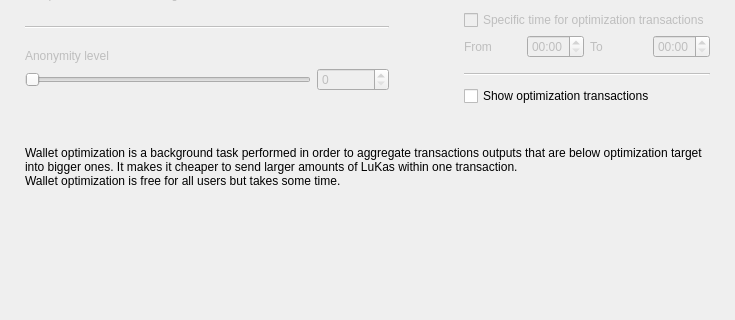
Above: src/Gui/Options/OptimizationOptionsFrame.ui from puroInstinto/lith004 before the change; both pictures show x 0 to 735 and y 154 to 474 of the 735 by 474 pixel window. Below: the same form after it.
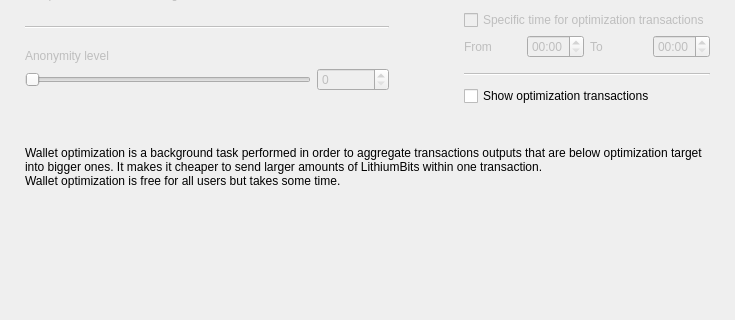
That is the form after the change. Custom widgets are drawn as their Qt base class.

Commit message: Update de Luk a Lithium

The edit to the form file:
```diff
--- a/src/Gui/Options/OptimizationOptionsFrame.ui
+++ b/src/Gui/Options/OptimizationOptionsFrame.ui
@@ -470,7 +470,7 @@
    <item>
     <widget class="WalletGui::WalletExtraNormalGrayTextLabel" name="m_helpLabel">
      <property name="text">
-      <string>Wallet optimization is a background task performed in order to aggregate transactions outputs that are below optimization target into bigger ones. It makes it cheaper to send larger amounts of LuKas within one transaction.
+      <string>Wallet optimization is a background task performed in order to aggregate transactions outputs that are below optimization target into bigger ones. It makes it cheaper to send larger amounts of LithiumBits within one transaction.
 Wallet optimization is free for all users but takes some time.</string>
      </property>
      <property name="wordWrap">
```
The commit also changes 280 other files.
